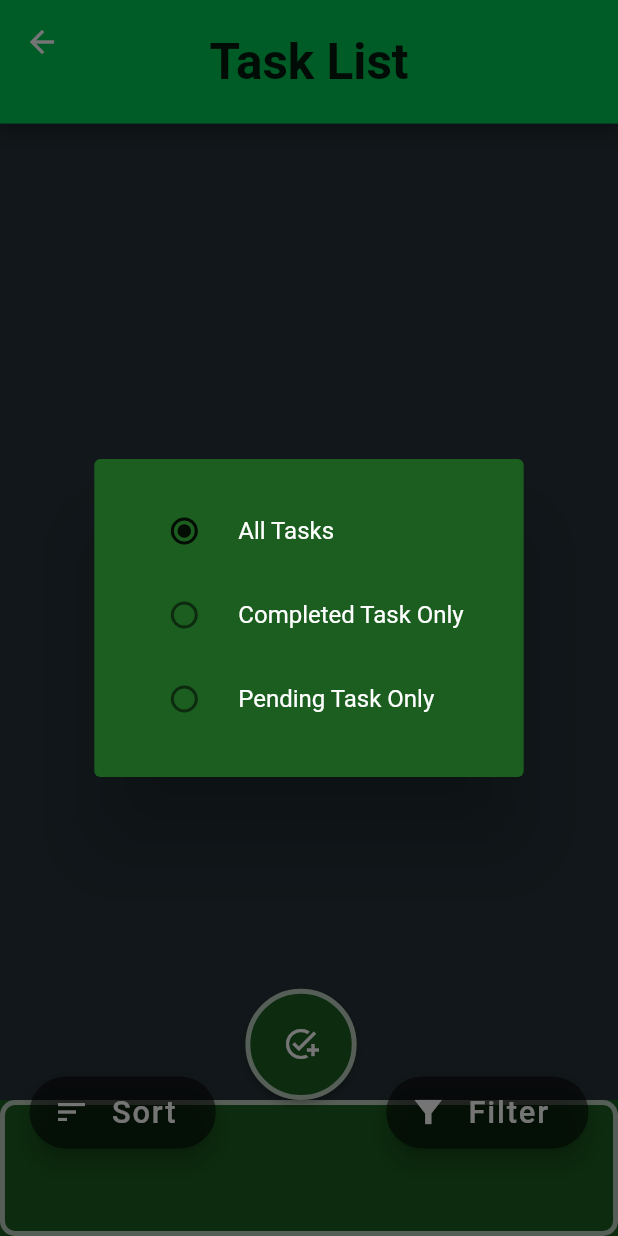
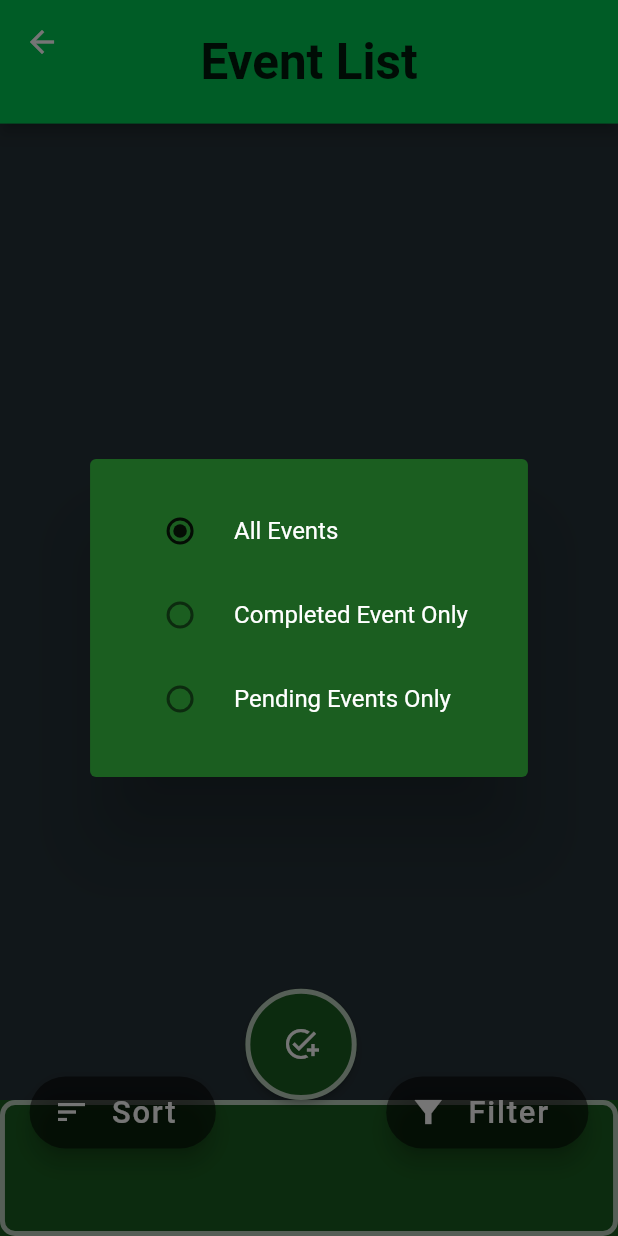
Before and after one commit to senaldm/Eventsy, a Flutter app: the EventList screen opened directly, after a tap on "Filter", on a phone screen of 412 x 824 dp. Run offline on Flutter 3.47's test engine with Material 2 defaults, Android fonts, the phone set to English and light mode, and no system bars; our stand-ins replace curved_navigation_bar, device_preview, email_validator, firebase_auth, firebase_core, font_awesome_flutter and 6 more; missing offline and left inert: floating_bottom_bar; accounts and stored records are empty.

Commit message:
Add Event Planner features

```diff
--- a/lib/Screens/Home/TaskExplore.dart
+++ b/lib/Screens/Home/TaskExplore.dart
@@ -131,7 +131,7 @@ class TaskExplore extends StatelessWidget {
                         heroTag: 'btn3',
                         backgroundColor: Colors.black87,
                         onPressed: () {
-                           Navigator.pushNamed(context, '/UserHome');
+                           Navigator.pushNamed(context, 'PlannerHome');
                           // String userType = getUser();
                           // if (userType == "User") {
                           //   Navigator.pushNamed(context, '/UserHome');
--- a/lib/Screens/Task/Planner/PlannerrTaskHome.dart
+++ b/lib/Screens/Task/Planner/PlannerrTaskHome.dart
@@ -60,7 +60,7 @@ class PlannerTaskHome extends StatelessWidget {
                   borderOnForeground: false,
                   child: TextButton(
                     onPressed: () {
-                      Navigator.pushNamed(context, '/TaskList');
+                      Navigator.pushNamed(context, 'EventList');
                     },
                     child: Row(
                         mainAxisAlignment: MainAxisAlignment.start,
--- a/lib/Screens/Task/Planner/addEventDetails.dart
+++ b/lib/Screens/Task/Planner/addEventDetails.dart
@@ -180,12 +180,11 @@ class addEventDetails extends StatelessWidget {
 
 
       // Save the form data to Hive
-      eventBox.put('taskName', eventName as Event);
-      eventBox.put('vendorName', eventDate as Event);
-      eventBox.put('budget', note as Event);
-     eventBox.put('categoryName', clientName as Event);
-     eventBox.put('isComplete', venue as Event);
-
+      eventBox.put('eventName', eventName as Event);
+      eventBox.put('eventDate', eventDate as Event);
+      eventBox.put('note', note as Event);
+     eventBox.put('clientName', clientName as Event);
+     eventBox.put('venue', venue as Event);
 
 
 
--- a/lib/Screens/Task/Planner/eventList.dart
+++ b/lib/Screens/Task/Planner/eventList.dart
@@ -83,7 +83,7 @@ class _EventListState extends State<EventList> {
                     ),
                     RadioListTile(
                       title: Text(
-                        "Newest Task First",
+                        "Newest Event First",
                         style: TextStyle(color: Colors.white),
                       ),
                       value: "newestFirst",
@@ -98,7 +98,7 @@ class _EventListState extends State<EventList> {
                     ),
                     RadioListTile(
                       title: Text(
-                        "Olderst Task First",
+                        "Oldest Event First",
                         style: TextStyle(color: Colors.white),
                       ),
                       value: "olderstFirrst",
@@ -134,7 +134,7 @@ class _EventListState extends State<EventList> {
                   children: <Widget>[
                     RadioListTile(
                       title: Text(
-                        "All Tasks",
+                        "All Events",
                         style: TextStyle(color: Colors.white),
                       ),
                       value: "all",
@@ -149,7 +149,7 @@ class _EventListState extends State<EventList> {
                     ),
                     RadioListTile(
                       title: Text(
-                        "Completed Task Only",
+                        "Completed Event Only",
                         style: TextStyle(color: Colors.white),
                       ),
                       value: "completed",
@@ -164,7 +164,7 @@ class _EventListState extends State<EventList> {
                     ),
                     RadioListTile(
                       title: Text(
-                        "Pending Task Only",
+                        "Pending Events Only",
                         style: TextStyle(color: Colors.white),
                       ),
                       value: "pending",
@@ -214,7 +214,7 @@ class _EventListState extends State<EventList> {
                 automaticallyImplyLeading: true,
                 centerTitle: true,
                 flexibleSpace: Center(
-                  child: Text('Task List',
+                  child: Text('Event List',
                       style: TextStyle(
                         fontSize: width * 0.08,
                         fontFamily: 'Roboto',
@@ -333,7 +333,7 @@ class _EventListState extends State<EventList> {
             child: FloatingActionButton(
                 heroTag: 'addTask',
                 onPressed: () {
-                  Navigator.pushNamed(context, '/addTask');
+                  Navigator.pushNamed(context, 'addEventDetails');
                 }));
       } else {
         return Center(
--- a/lib/routes.dart
+++ b/lib/routes.dart
@@ -10,6 +10,7 @@ import 'Screens/LoginandSignUpScreens/logoutscreen.dart';
 import 'Screens/LoginandSignupScreens/signupoptionpage.dart';
 import 'Screens/LoginandSignupScreens/signup.dart';
 import 'Screens/LoginandSignUpScreens/loginpage.dart';
+
 import 'Screens/Task/User/AddTask.dart';
 import 'Screens/Task/Planner/PlannerrTaskHome.dart';
 import 'Screens/Task/Planner/eventList.dart';
@@ -41,6 +42,7 @@ class Routes extends StatelessWidget {
         /////////PLANNER TASK/////////
 
         'PlannerHome':(context)=>PlannerTaskHome(),
+
         '/PlannersPage':(context)=>const SplashScreen(),
         'EventList':(context)=> EventList(),
         'addEventDetails':(context)=>addEventDetails(),
```
Also changed, not shown: lib/Screens/Task/User/AddTask.dart (+86 -45 lines), lib/Screens/Task/User/TaskList.dart (+121 -36 lines), 1 other file.
